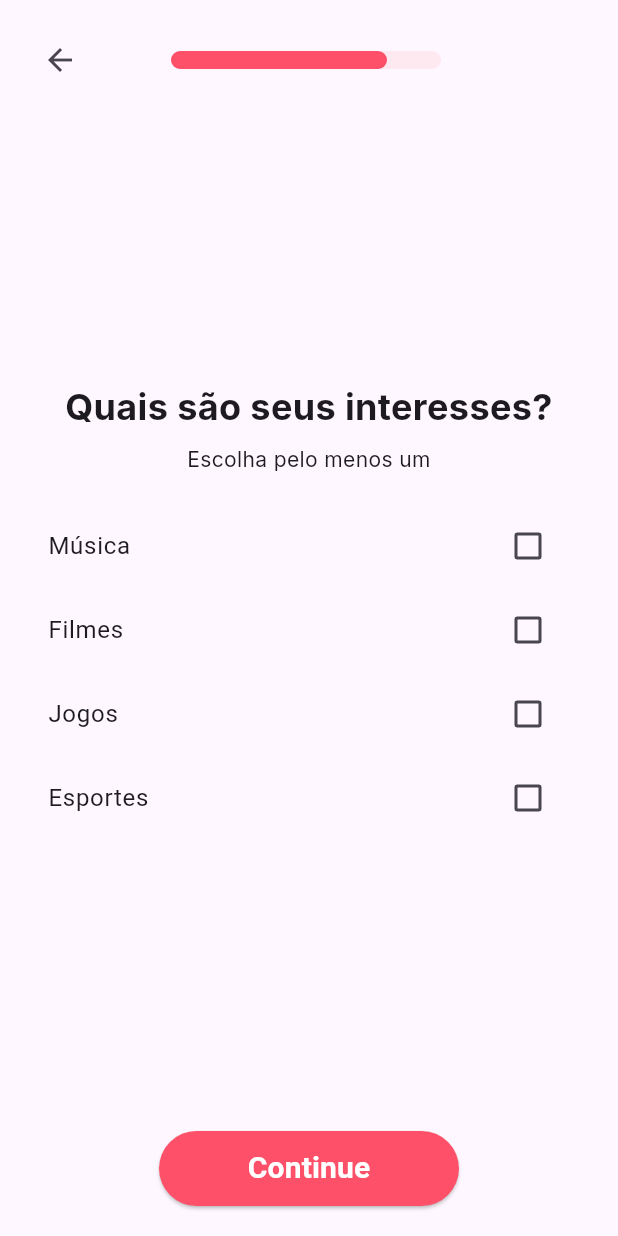
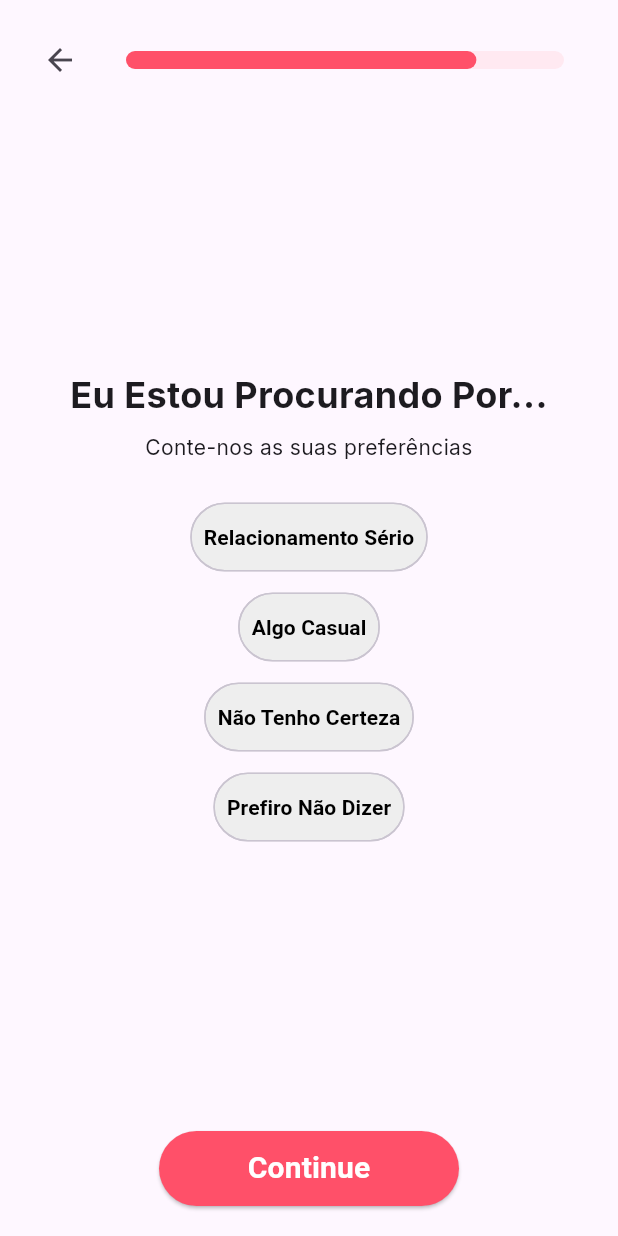
Before and after one commit to eltongamedev/Flutter-Tinder, a Flutter app: the ProfileSetupView screen opened directly, swiped to page 4, on a phone screen of 412 x 824 dp. Run offline on Flutter 3.47's test engine with Material 3 defaults, Android fonts, the phone set to English and light mode, and no system bars; our stand-ins replace cloud_firestore, firebase_auth, firebase_core, google_fonts, google_sign_in; accounts and stored records are empty; generated files the repository leaves out were written again.

Commit message:
Refatorando Código - Ajustando Login e criação de arquivos para manter o padrão SOLID

```diff
--- /dev/null
+++ b/lib/data/repositories/i_user_repository.dart
@@ -0,0 +1,3 @@
+abstract class IUserRepository {
+  Future<void> updateUserData(String uid, Map<String, dynamic> data);
+}
--- a/lib/services/auth_service.dart
+++ b/lib/services/auth_service.dart
@@ -1,4 +1,4 @@
-import '../models/user_model.dart';
+import '../models/user_profile/user_model.dart';
 
 /// Interface para serviços de autenticação
 abstract class AuthServiceInterface {
--- a/lib/services/google_auth_service.dart
+++ b/lib/services/google_auth_service.dart
@@ -1,6 +1,6 @@
 import 'package:firebase_auth/firebase_auth.dart';  // Firebase Auth pra autenticação
 import 'package:google_sign_in/google_sign_in.dart';  // Google SignIn pra integração com Google
-import '../models/user_model.dart';  // Modelo do usuário que vai armazenar os dados do usuário logado
+import '../models/user_profile/user_model.dart';  // Modelo do usuário que vai armazenar os dados do usuário logado
 import 'auth_service.dart';  // Interface que estamos implementando (AuthServiceInterface)
 
 /// Serviço de autenticação do Google
--- a/lib/viewmodels/profile_setup_viewmodel.dart
+++ b/lib/viewmodels/profile_setup_viewmodel.dart
@@ -1,9 +1,10 @@
 import 'package:flutter/material.dart';
 import '../models/profile_step.dart';
 
+
 class ProfileSetupViewModel extends ChangeNotifier {
   final PageController pageController = PageController();
-  int currentPage = 0;
+  int _currentPage = 0;
 
   final List<ProfileStep> steps = [
     ProfileStep(
@@ -21,13 +22,18 @@ class ProfileSetupViewModel extends ChangeNotifier {
       title: "Qual é o seu gênero?",
       subtitle: "Conte-nos sobre seu gênero",
       type: StepType.gender,
-      gender: ["Masculino", "Feminino"]
+      gender: ["Masculino", "Feminino"],
     ),
     ProfileStep(
-      title: "Quais são seus interesses?",
-      subtitle: "Escolha pelo menos um",
+      title: "Eu Estou Procurando Por...",
+      subtitle: "Conte-nos as suas preferências",
       type: StepType.checkbox,
-      options: ["Música", "Filmes", "Jogos", "Esportes"],
+      options: [
+        "Relacionamento Sério",
+        "Algo Casual",
+        "Não Tenho Certeza",
+        "Prefiro Não Dizer",
+      ],
     ),
     ProfileStep(
       title: "Escolha seu avatar",
@@ -37,27 +43,33 @@ class ProfileSetupViewModel extends ChangeNotifier {
     ),
   ];
 
+  int get currentPage => _currentPage;
   int get totalPages => steps.length;
 
   void nextPage() {
-    if (currentPage < totalPages - 1) {
+    if (_currentPage < totalPages - 1) {
+      _currentPage++;
       pageController.nextPage(
-        duration: Duration(milliseconds: 300),
+        duration: const Duration(milliseconds: 300),
         curve: Curves.easeInOut,
       );
-      currentPage++;
       notifyListeners();
     }
   }
 
   void prevPage() {
-    if (currentPage > 0) {
+    if (_currentPage > 0) {
+      _currentPage--;
       pageController.previousPage(
-        duration: Duration(milliseconds: 300),
+        duration: const Duration(milliseconds: 300),
         curve: Curves.easeInOut,
       );
-      currentPage--;
       notifyListeners();
     }
   }
+
+  void setPage(int index) {
+    _currentPage = index;
+    notifyListeners();
+  }
 }
--- /dev/null
+++ b/lib/viewmodels/user_profile/user_name_view_model.dart
@@ -0,0 +1,20 @@
+import 'package:flutter/material.dart';
+
+class UserNameViewModel extends ChangeNotifier {
+  final TextEditingController nameController = TextEditingController();
+
+  String _userName = "";
+  String get userName => _userName;
+
+  void setUserName(String name) {
+    _userName = name;
+    print("Nome atualizado no ViewModel: $name"); // Adicione esta linha
+    notifyListeners();
+  }
+
+  @override
+  void dispose() {
+    nameController.dispose();
+    super.dispose();
+  }
+}
--- a/lib/views/profile_setup_view.dart
+++ b/lib/views/profile_setup_view.dart
@@ -2,26 +2,42 @@ import 'package:flutter/material.dart';
 import 'package:provider/provider.dart';
 import '../viewmodels/profile_setup_viewmodel.dart';
 import 'profile_step_widget.dart';
+import '../viewmodels/user_profile/user_name_view_model.dart';
 
 class ProfileSetupView extends StatelessWidget {
   const ProfileSetupView({super.key});
 
   @override
+  // Widget build(BuildContext context) {
+  //   return ChangeNotifierProvider(
+  //     create: (_) => ProfileSetupViewModel(),
+  //     child: Consumer<ProfileSetupViewModel>(
+  //       builder: (context, viewModel, child) {
+  //         return Scaffold(
+  //           body: Column(
+  //             children: [
+  //               _buildProgressIndicator(viewModel),
+  //               _buildPageView(viewModel),
+  //               _buildContinueButton(viewModel),
+  //             ],
+  //           ),
+  //         );
+  //       },
+  //     ),
+  //   );
+  // }
+  @override
   Widget build(BuildContext context) {
-    return ChangeNotifierProvider(
-      create: (_) => ProfileSetupViewModel(),
-      child: Consumer<ProfileSetupViewModel>(
-        builder: (context, viewModel, child) {
+    // Remove o ChangeNotifierProvider e acesse diretamente
+    final viewModel = Provider.of<ProfileSetupViewModel>(context);
+
     return Scaffold(
       body: Column(
         children: [
           _buildProgressIndicator(viewModel),
           _buildPageView(viewModel),
-                _buildContinueButton(context, viewModel),
+          _buildContinueButton(viewModel),
         ],
-            ),
-          );
-        },
       ),
     );
   }
@@ -30,22 +46,17 @@ class ProfileSetupView extends StatelessWidget {
     return Padding(
       padding: const EdgeInsets.all(16.0),
       child: Row(
-    mainAxisAlignment: MainAxisAlignment.spaceBetween,  // Centraliza todos os elementos horizontalmente
-    crossAxisAlignment: CrossAxisAlignment.center,
+        mainAxisAlignment: MainAxisAlignment.spaceBetween,
         children: [
-      // Setinha no canto esquerdo
           IconButton(
-        icon: const Icon(Icons.arrow_back),  // A setinha para voltar
+            icon: const Icon(Icons.arrow_back),
             onPressed: () {
-          if (viewModel.currentPage > 0) {
               viewModel.prevPage();
-          }
             },
           ),
-      // Barra de progresso centralizada
-      Container(
-        width: 180,  // Ajuste o tamanho da barra de progresso
-        margin: const EdgeInsets.symmetric(horizontal: 50),  // Ajuste o espaço entre a seta e a barra
+          Expanded(
+            child: Container(
+              margin: const EdgeInsets.symmetric(horizontal: 20),
               child: LinearProgressIndicator(
                 value: (viewModel.currentPage + 1) / viewModel.totalPages,
                 backgroundColor: const Color(0xffFFE9F1),
@@ -54,11 +65,10 @@ class ProfileSetupView extends StatelessWidget {
                 borderRadius: BorderRadius.circular(50),
               ),
             ),
-      Spacer(),
+          ),
         ],
       ),
     );
-
   }
 
   Widget _buildPageView(ProfileSetupViewModel viewModel) {
@@ -67,8 +77,7 @@ class ProfileSetupView extends StatelessWidget {
         controller: viewModel.pageController,
         itemCount: viewModel.totalPages,
         onPageChanged: (index) {
-          viewModel.currentPage = index;
-          viewModel.notifyListeners();
+          viewModel.setPage(index);
         },
         itemBuilder: (context, index) {
           return ProfileStepWidget(step: viewModel.steps[index]);
@@ -77,10 +86,7 @@ class ProfileSetupView extends StatelessWidget {
     );
   }
 
-  Widget _buildContinueButton(
-    BuildContext context,
-    ProfileSetupViewModel viewModel,
-  ) {
+  Widget _buildContinueButton(ProfileSetupViewModel viewModel) {
     return Container(
       padding: const EdgeInsets.symmetric(vertical: 20),
       child: SizedBox(
@@ -94,16 +100,7 @@ class ProfileSetupView extends StatelessWidget {
             ),
           ),
           onPressed: () {
-            // Lógica para navegar para a próxima etapa ou finalizar o cadastro
-            if (viewModel.currentPage < viewModel.totalPages - 1) {
-              viewModel.pageController.nextPage(
-                duration: const Duration(milliseconds: 300),
-                curve: Curves.easeInOut,
-              );
-            } else {
-              // Finalizar o cadastro
-              // Navigator.push(...) ou outra ação
-            }
+            viewModel.nextPage();
           },
           child: const Text(
             "Continue",
--- a/lib/views/profile_step_widget.dart
+++ b/lib/views/profile_step_widget.dart
@@ -1,6 +1,9 @@
 import 'package:flutter/material.dart';
 import '../models/profile_step.dart';
 import 'package:google_fonts/google_fonts.dart';
+import '../viewmodels/user_profile/user_name_view_model.dart';
+import 'package:provider/provider.dart';
+
 
 class ProfileStepWidget extends StatefulWidget {
   final ProfileStep step;
@@ -9,6 +12,7 @@ class ProfileStepWidget extends StatefulWidget {
 
   @override
   ProfileStepWidgetState createState() => ProfileStepWidgetState();
+
 }
 
 class ProfileStepWidgetState extends State<ProfileStepWidget> {
@@ -19,6 +23,8 @@ class ProfileStepWidgetState extends State<ProfileStepWidget> {
   bool isMaleSelected = false;
   bool isFemaleSelected = false;
 
+
+
   @override
   Widget build(BuildContext context) {
     // Lista de idades (de 18 a 100)
@@ -26,6 +32,8 @@ class ProfileStepWidgetState extends State<ProfileStepWidget> {
       83,
       (index) => index + 18,
     ); // 83 itens (18 a 100)
+
+    final viewModel = Provider.of<UserNameViewModel>(context);
 
     return Padding(
       padding: const EdgeInsets.all(16.0),
@@ -51,6 +59,7 @@ class ProfileStepWidgetState extends State<ProfileStepWidget> {
           // Renderiza dinamicamente o campo correto
           if (widget.step.type == StepType.text)
             TextField(
+              controller: viewModel.nameController,
               decoration: InputDecoration(
                 hintText: widget.step.hintText,
                 border: OutlineInputBorder(
@@ -66,6 +75,9 @@ class ProfileStepWidgetState extends State<ProfileStepWidget> {
                   borderSide: BorderSide(color: Color(0xffFF5069)),
                 ),
               ),
+              onChanged: (value) {
+                viewModel.setUserName(value);
+              },
             ),
 
           if (widget.step.type == StepType.age)
@@ -185,10 +197,18 @@ class ProfileStepWidgetState extends State<ProfileStepWidget> {
                           Icon(
                             Icons.female,
                             size: 50,
-                            color: isFemaleSelected ? Colors.white : Colors.black,
+                            color:
+                                isFemaleSelected ? Colors.white : Colors.black,
                           ),
-                          Text("Feminino",
-                          style: TextStyle(color: isFemaleSelected ? Colors.white : Colors.black),)
+                          Text(
+                            "Feminino",
+                            style: TextStyle(
+                              color:
+                                  isFemaleSelected
+                                      ? Colors.white
+                                      : Colors.black,
+                            ),
+                          ),
                         ],
                       ),
                     ),
@@ -199,20 +219,48 @@ class ProfileStepWidgetState extends State<ProfileStepWidget> {
 
           if (widget.step.type == StepType.checkbox)
             Column(
+              mainAxisAlignment: MainAxisAlignment.center,
               children:
                   widget.step.options!.map((option) {
-                    return CheckboxListTile(
-                      title: Text(option),
-                      value: selectedOptions.contains(option),
-                      onChanged: (bool? value) {
-                        setState(() {
-                          if (value == true) {
-                            selectedOptions.add(option);
-                          } else {
-                            selectedOptions.remove(option);
-                          }
-                        });
-                      },
+                    return Padding(
+                      padding: const EdgeInsets.symmetric(
+                        vertical: 5,
+                      ), // Espaçamento entre os botões
+                      child: SizedBox(
+                        width: 200, // Largura fixa para todos os botões
+                        height: 50, // Altura fixa para manter a consistência
+                        child: ChoiceChip(
+                          label: Text(option),
+                          selected: selectedOptions.contains(option),
+                          onSelected: (bool selected) {
+                            setState(() {
+                              selectedOptions
+                                  .clear(); // Garante que apenas uma opção seja selecionada
+                              if (selected) {
+                                selectedOptions.add(option);
+                              }
+                            });
+                          },
+                          selectedColor: const Color(
+                            0xffFF5069,
+                          ), // Cor do botão selecionado
+                          backgroundColor:
+                              Colors.grey[200], // Cor do botão não selecionado
+                          labelStyle: TextStyle(
+                            color:
+                                selectedOptions.contains(option)
+                                    ? Colors.white
+                                    : Colors.black,
+                            fontWeight: FontWeight.bold,
+                          ),
+                          shape: RoundedRectangleBorder(
+                            borderRadius: BorderRadius.circular(30),
+                          ),
+                          padding: const EdgeInsets.symmetric(
+                            vertical: 12,
+                          ), // Ajuste do tamanho interno do botão
+                        ),
+                      ),
                     );
                   }).toList(),
             ),
--- a/pubspec.yaml
+++ b/pubspec.yaml
@@ -41,6 +41,7 @@ dependencies:
   cloud_firestore: ^5.6.4
   google_fonts: ^6.2.1
   carousel_slider: ^4.2.1
+  image_picker: ^0.8.4+4
 
 dev_dependencies:
   flutter_test:
```
Also changed, not shown: lib/data/repositories/user_repository.dart (added, +13 -0 lines), lib/main.dart (+13 -5 lines), lib/models/user_model.dart (deleted, +0 -25 lines), lib/models/user_profile/name_user_model.dart (added, +7 -0 lines), lib/models/user_profile/user_model.dart (added, +36 -0 lines), lib/services/user_service.dart (+7 -15 lines), lib/viewmodels/login_viewmodel.dart (+11 -19 lines), lib/viewmodels/user_profile/user_profile_view_model.dart (added, +18 -0 lines), lib/viewmodels/user_viewmodel.dart (+19 -19 lines), 5 other files. Lines whose indentation alone changed are shown as unchanged.
